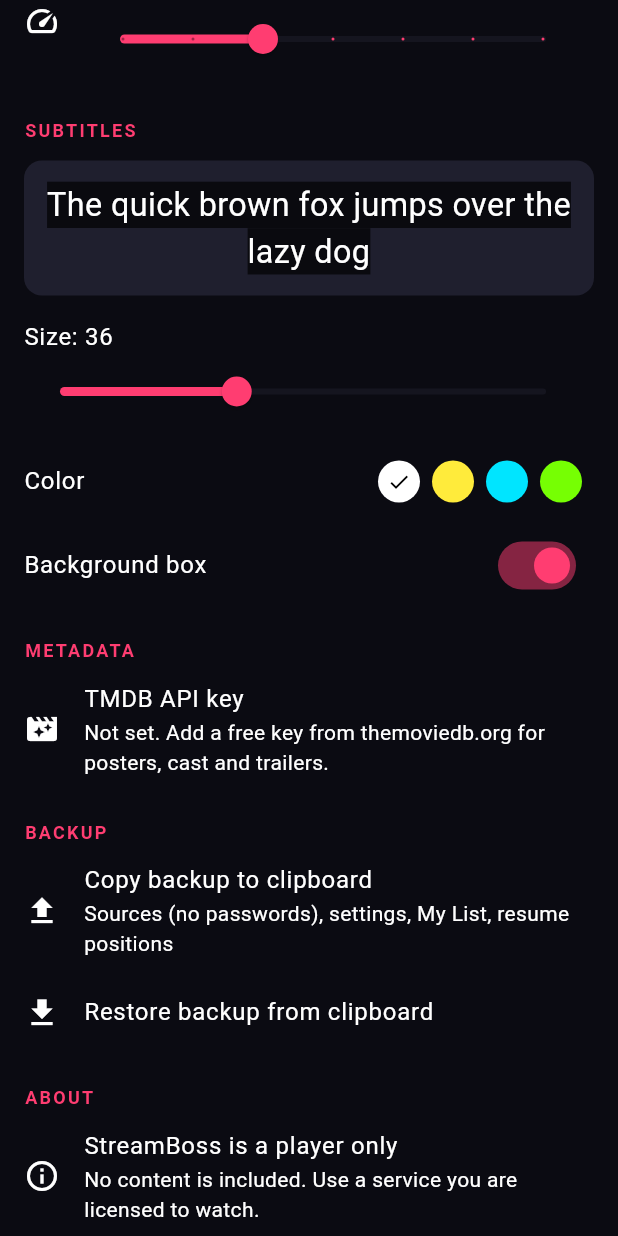
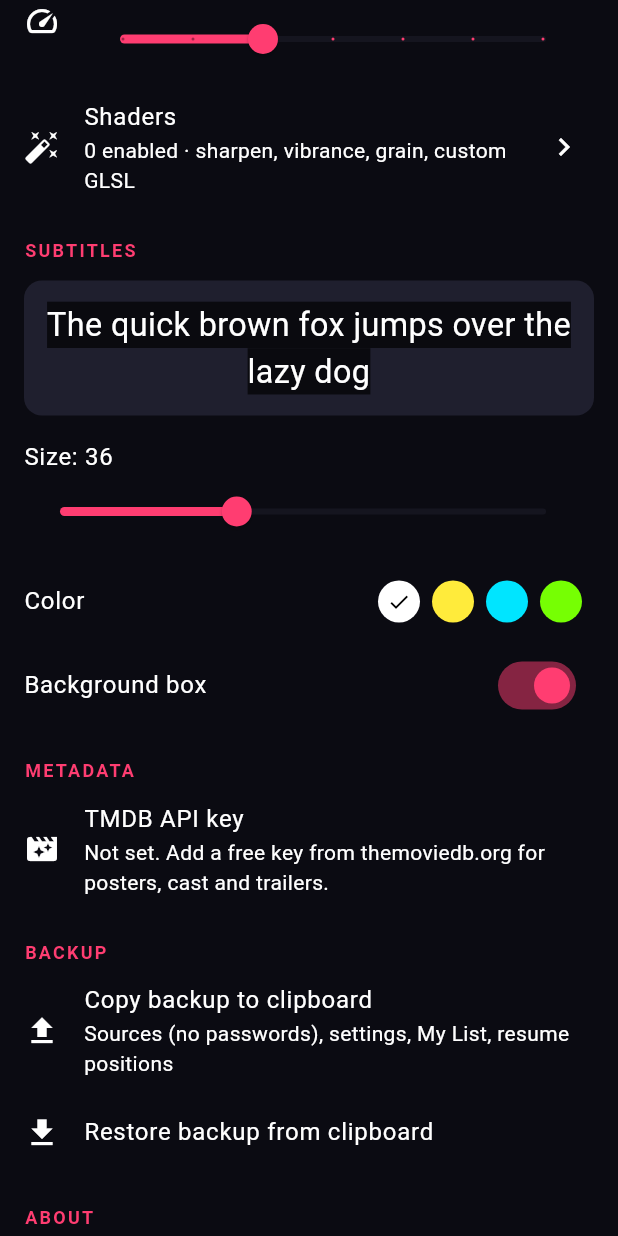
Before and after one commit to migtam628/StreamBoss, a Flutter app: the SettingsScreen widget shown alone on an empty page, opened directly, scrolled down 1436 dp, on a phone screen of 412 x 824 dp. Run offline on Flutter 3.47's test engine with Material 3 defaults, Android fonts, the phone set to English and light mode, and no system bars; our stand-ins replace cached_network_image, flutter_secure_storage, shared_preferences, wakelock_plus; missing offline and left inert: floating, media_kit, media_kit_video; accounts and stored records are empty.

Commit message:
Add Android picture-in-picture and shader library (toggle, reorder, custom GLSL)
Co-Authored-By: Claude Sonnet 5.5 <noreply@anthropic.com>
Claude-Session: https://claude.ai/code/session_0197GdrgLzmL3LVoowrPpmM6

```diff
--- a/lib/screens/settings_screen.dart
+++ b/lib/screens/settings_screen.dart
@@ -5,6 +5,7 @@ import 'package:provider/provider.dart';
 import '../state/app_state.dart';
 import '../state/settings_state.dart';
 import '../theme.dart';
+import 'shader_screen.dart';
 
 class SettingsScreen extends StatelessWidget {
   const SettingsScreen({super.key});
@@ -79,6 +80,14 @@ class SettingsScreen extends StatelessWidget {
           activeColor: Boss.accent,
           onChanged: (v) => st.update(speed: v),
         ),
+      ),
+
+      ListTile(
+        leading: const Icon(Icons.auto_fix_high),
+        title: const Text('Shaders'),
+        subtitle: Text('${st.activeShaders.length} enabled · sharpen, vibrance, grain, custom GLSL'),
+        trailing: const Icon(Icons.chevron_right),
+        onTap: () => Navigator.of(context).push(MaterialPageRoute(builder: (_) => const ShaderScreen())),
       ),
 
       header('Subtitles'),
@@ -183,6 +192,7 @@ class SettingsScreen extends StatelessWidget {
             final m = jsonDecode(text) as Map<String, dynamic>;
             s.importData(m['app'] as Map<String, dynamic>);
             st.applyMap(m['settings'] as Map<String, dynamic>);
+            st.applyShaderMap(m['settings'] as Map<String, dynamic>);
             messenger.showSnackBar(const SnackBar(content: Text('Backup restored')));
           } catch (_) {
             messenger.showSnackBar(const SnackBar(content: Text('Clipboard does not hold a valid backup')));
--- a/lib/services/mpv_props_stub.dart
+++ b/lib/services/mpv_props_stub.dart
@@ -2,3 +2,8 @@ import 'package:media_kit/media_kit.dart';
 
 /// Web: libmpv properties are not available.
 Future<void> applyBuffer(Player player, int cacheSecs) async {}
+
+/// Web: user shaders are not supported.
+Future<void> applyShaders(Player player, List<MapEntry<String, String>> idAndSource) async {}
+
+bool get shadersSupported => false;
--- /dev/null
+++ b/lib/services/shaders.dart
@@ -0,0 +1,122 @@
+/// A libmpv user shader (mpv `//!HOOK` GLSL). Built-ins ship with the app;
+/// custom ones are pasted in by the user and stored in preferences.
+class ShaderDef {
+  final String id;
+  final String name;
+  final String description;
+  final String source;
+  final bool builtin;
+
+  const ShaderDef({
+    required this.id,
+    required this.name,
+    required this.source,
+    this.description = '',
+    this.builtin = false,
+  });
+
+  Map<String, dynamic> toJson() =>
+      {'id': id, 'name': name, 'desc': description, 'src': source};
+
+  factory ShaderDef.fromJson(Map<String, dynamic> j) => ShaderDef(
+        id: j['id'] as String,
+        name: j['name'] as String,
+        description: (j['desc'] as String?) ?? '',
+        source: j['src'] as String,
+      );
+}
+
+const builtinShaders = <ShaderDef>[
+  ShaderDef(
+    id: 'sharpen',
+    name: 'Sharpen',
+    description: 'Mild luma unsharp mask for soft streams',
+    builtin: true,
+    source: r'''
+//!DESC StreamBoss Sharpen
+//!HOOK LUMA
+//!BIND HOOKED
+
+#define STRENGTH 0.6
+
+vec4 hook() {
+    vec4 c = HOOKED_texOff(vec2(0.0, 0.0));
+    float n = HOOKED_texOff(vec2(0.0, -1.0)).x;
+    float s = HOOKED_texOff(vec2(0.0, 1.0)).x;
+    float e = HOOKED_texOff(vec2(1.0, 0.0)).x;
+    float w = HOOKED_texOff(vec2(-1.0, 0.0)).x;
+    float blur = (n + s + e + w) * 0.25;
+    c.x = clamp(c.x + (c.x - blur) * STRENGTH, 0.0, 1.0);
+    return c;
+}
+''',
+  ),
+  ShaderDef(
+    id: 'vibrance',
+    name: 'Vibrance',
+    description: 'Boost color saturation a little',
+    builtin: true,
+    source: r'''
+//!DESC StreamBoss Vibrance
+//!HOOK OUTPUT
+//!BIND HOOKED
+
+vec4 hook() {
+    vec4 c = HOOKED_tex(HOOKED_pos);
+    float l = dot(c.rgb, vec3(0.2126, 0.7152, 0.0722));
+    c.rgb = mix(vec3(l), c.rgb, 1.25);
+    return c;
+}
+''',
+  ),
+  ShaderDef(
+    id: 'warm',
+    name: 'Night warm',
+    description: 'Warmer color temperature for late viewing',
+    builtin: true,
+    source: r'''
+//!DESC StreamBoss Night warm
+//!HOOK OUTPUT
+//!BIND HOOKED
+
+vec4 hook() {
+    vec4 c = HOOKED_tex(HOOKED_pos);
+    c.rgb *= vec3(1.0, 0.92, 0.78);
+    return c;
+}
+''',
+  ),
+  ShaderDef(
+    id: 'grain',
+    name: 'Film grain',
+    description: 'Subtle animated grain that hides banding',
+    builtin: true,
+    source: r'''
+//!DESC StreamBoss Film grain
+//!HOOK OUTPUT
+//!BIND HOOKED
+
+float rnd(vec2 p) {
+    return fract(sin(dot(p, vec2(12.9898, 78.233))) * 43758.5453);
+}
+
+vec4 hook() {
+    vec4 c = HOOKED_tex(HOOKED_pos);
+    float g = rnd(HOOKED_pos * HOOKED_size + float(frame)) - 0.5;
+    c.rgb += g * 0.04;
+    return c;
+}
+''',
+  ),
+];
+
+/// Shader ids in pipeline order. Unknown ids are dropped; shaders missing from
+/// [saved] are appended so newly added ones always show up.
+List<String> reconcileOrder(List<String> saved, Iterable<ShaderDef> all) {
+  final known = all.map((e) => e.id).toSet();
+  final out = [for (final id in saved) if (known.contains(id)) id];
+  for (final s in all) {
+    if (!out.contains(s.id)) out.add(s.id);
+  }
+  return out;
+}
--- a/lib/state/settings_state.dart
+++ b/lib/state/settings_state.dart
@@ -1,5 +1,7 @@
+import 'dart:convert';
 import 'package:flutter/foundation.dart';
 import 'package:shared_preferences/shared_preferences.dart';
+import '../services/shaders.dart';
 
 class SettingsState extends ChangeNotifier {
   SharedPreferences? _p;
@@ -12,6 +14,21 @@ class SettingsState extends ChangeNotifier {
   double speed = 1.0;
   String tmdbKey = '';
 
+  // Shader library: pipeline order, enabled set, user-added shaders.
+  List<ShaderDef> customShaders = [];
+  List<String> shaderOrder = [];
+  Set<String> shaderEnabled = {};
+
+  /// All shaders in pipeline order.
+  List<ShaderDef> get shaders {
+    final all = [...builtinShaders, ...customShaders];
+    final byId = {for (final s in all) s.id: s};
+    return [for (final id in reconcileOrder(shaderOrder, all)) byId[id]!];
+  }
+
+  /// Enabled shaders, in order, ready to hand to the player.
+  List<ShaderDef> get activeShaders => [for (final s in shaders) if (shaderEnabled.contains(s.id)) s];
+
   Future<void> init() async {
     final p = _p = await SharedPreferences.getInstance();
     decoder = p.getString('decoder') ?? decoder;
@@ -21,6 +38,25 @@ class SettingsState extends ChangeNotifier {
     subBackground = p.getBool('subBg') ?? subBackground;
     speed = p.getDouble('speed') ?? speed;
     tmdbKey = p.getString('tmdbKey') ?? tmdbKey;
+    customShaders = [
+      for (final j in (p.getStringList('shaderCustom') ?? const []))
+        ShaderDef.fromJson(jsonDecode(j) as Map<String, dynamic>),
+    ];
+    shaderOrder = p.getStringList('shaderOrder') ?? [];
+    shaderEnabled = (p.getStringList('shaderEnabled') ?? const []).toSet();
+  }
+
+  void setShaders({List<String>? order, Set<String>? enabled, List<ShaderDef>? custom}) {
+    shaderOrder = order ?? shaderOrder;
+    shaderEnabled = enabled ?? shaderEnabled;
+    customShaders = custom ?? customShaders;
+    final p = _p;
+    if (p != null) {
+      p.setStringList('shaderOrder', shaderOrder);
+      p.setStringList('shaderEnabled', shaderEnabled.toList());
+      p.setStringList('shaderCustom', [for (final c in customShaders) jsonEncode(c.toJson())]);
+    }
+    notifyListeners();
   }
 
   void update({
@@ -60,6 +96,9 @@ class SettingsState extends ChangeNotifier {
         'subBackground': subBackground,
         'speed': speed,
         'tmdbKey': tmdbKey,
+        'shaderOrder': shaderOrder,
+        'shaderEnabled': shaderEnabled.toList(),
+        'shaderCustom': [for (final c in customShaders) c.toJson()],
       };
 
   void applyMap(Map<String, dynamic> m) => update(
@@ -71,4 +110,13 @@ class SettingsState extends ChangeNotifier {
         speed: (m['speed'] as num?)?.toDouble(),
         tmdbKey: m['tmdbKey'] as String?,
       );
+
+  void applyShaderMap(Map<String, dynamic> m) => setShaders(
+        order: [for (final x in (m['shaderOrder'] as List? ?? const [])) '$x'],
+        enabled: {for (final x in (m['shaderEnabled'] as List? ?? const [])) '$x'},
+        custom: [
+          for (final j in (m['shaderCustom'] as List? ?? const []))
+            ShaderDef.fromJson(j as Map<String, dynamic>),
+        ],
+      );
 }
--- a/pubspec.yaml
+++ b/pubspec.yaml
@@ -20,6 +20,8 @@ dependencies:
   url_launcher: ^6.3.1
   wakelock_plus: ^1.2.8
   xml: ^6.5.0
+  floating: ^3.0.0
+  path_provider: ^2.1.4
 
 dev_dependencies:
   flutter_test:
--- a/tool/patch_android.dart
+++ b/tool/patch_android.dart
@@ -31,6 +31,9 @@ void main() {
     (m) => '${m[0]}\n                <category android:name="android.intent.category.LEANBACK_LAUNCHER"/>',
   );
 
+  // Picture-in-picture (the `floating` package needs this on the activity).
+  x = x.replaceFirst('<activity', '<activity\n            android:supportsPictureInPicture="true"');
+
   f.writeAsStringSync(x);
   stdout.writeln('Patched AndroidManifest.xml for TV.');
 }
```
Also changed, not shown: lib/screens/player_screen.dart (+67 -0 lines), lib/screens/shader_screen.dart (added, +133 -0 lines), lib/services/mpv_props_io.dart (+24 -0 lines), 2 other files.
